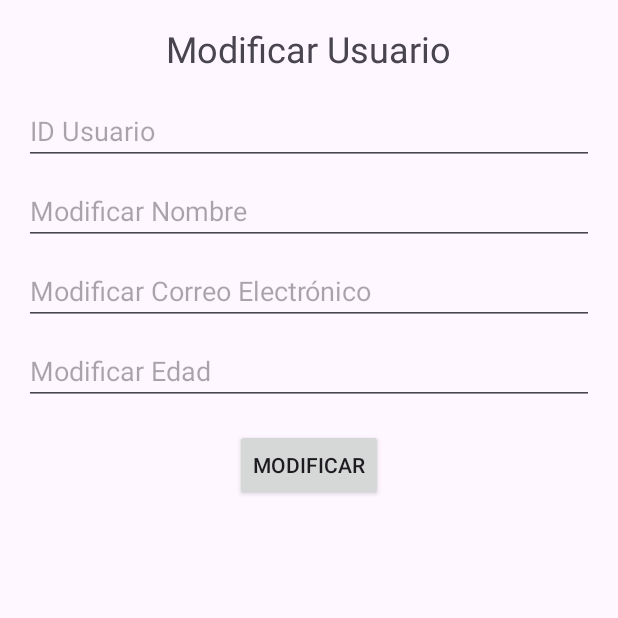
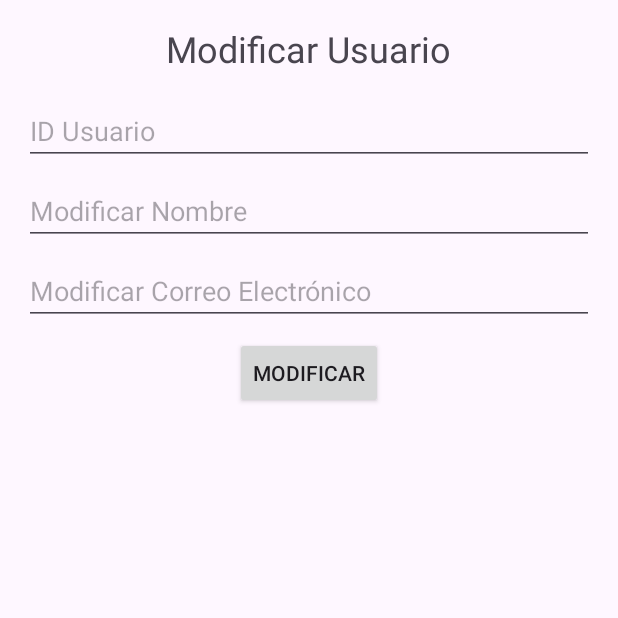
Before and after one commit to familycontained/AndroidBD, an Android app: the Usuarios screen opened directly, with no data from a screen before it, after a tap on "MODIFICAR USUARIO", on a phone screen of 412 x 824 dp, the top half of it. Run offline under Robolectric (Android 15) with nearby library versions, the phone set to English and light mode, and no system bars.

Commit message:
Actividad03

```diff
--- a/BDFamilyContained/app/src/main/res/layout/modificar_usuario.xml
+++ b/BDFamilyContained/app/src/main/res/layout/modificar_usuario.xml
@@ -35,20 +35,14 @@
         android:inputType="textEmailAddress"
         android:layout_marginBottom="8dp" />
 
-    <EditText
-        android:id="@+id/etEdad"
-        android:layout_width="match_parent"
-        android:layout_height="wrap_content"
-        android:hint="Modificar Edad"
-        android:inputType="number"
-        android:layout_marginBottom="16dp" />
 
     <Button
-        android:id="@+id/btnAgregar"
+        android:id="@+id/btnModificar"
         android:layout_width="wrap_content"
         android:layout_height="wrap_content"
         android:text="Modificar"
         android:layout_gravity="center_horizontal" />
+
     <TextView
         android:layout_width="wrap_content"
         android:layout_height="wrap_content"
```
Also changed, not shown: BDFamilyContained/app/src/main/java/com/example/bdfamilycontained/Usuarios.java (+40 -1 lines).
